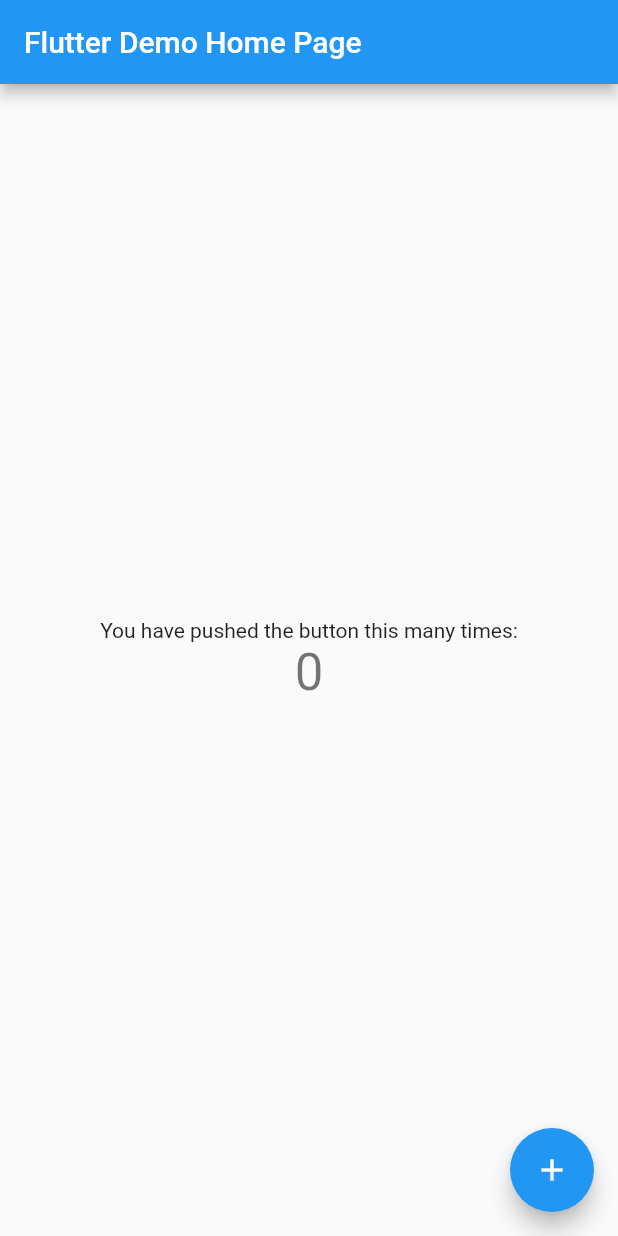
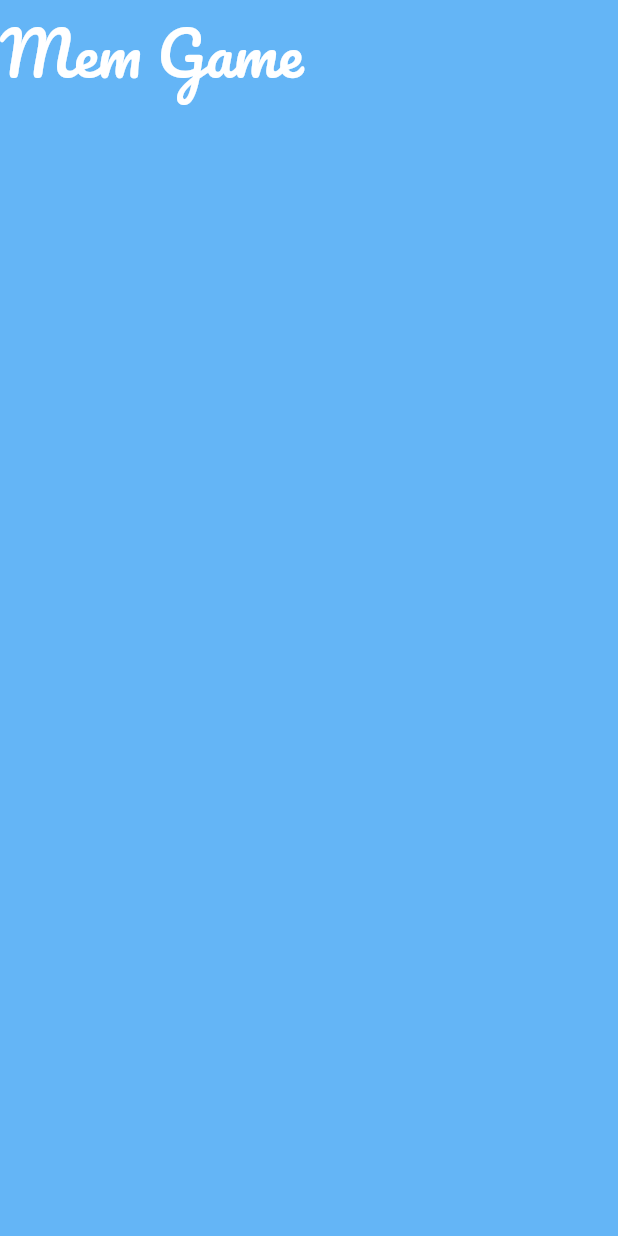
Before and after one commit to atharvaarankalle/memorygame, a Flutter app: the screen it shows after launch, on a phone screen of 412 x 824 dp. Run offline on Flutter 3.47's test engine with Material 2 defaults, Android fonts, the phone set to English and light mode, and no system bars.

Commit message:
Set up initial main page structure

```diff
--- a/lib/header.dart
+++ b/lib/header.dart
@@ -0,0 +1,14 @@
+import 'package:flutter/material.dart';
+import 'package:flutter/src/foundation/key.dart';
+import 'package:flutter/src/widgets/framework.dart';
+import 'package:flutter/widgets.dart';
+
+class Header extends StatelessWidget {
+  final String titleOfGame;
+  const Header(this.titleOfGame, {Key? key}) : super(key: key);
+
+  @override
+  Widget build(BuildContext context) {
+    return Text(titleOfGame, style: TextStyle(color: Colors.white, fontSize: 40, fontFamily: 'Pacifico'));
+  }
+}
--- a/lib/main.dart
+++ b/lib/main.dart
@@ -1,4 +1,6 @@
 import 'package:flutter/material.dart';
+
+import 'header.dart';
 
 void main() {
   runApp(const MyApp());
@@ -24,92 +26,18 @@ class MyApp extends StatelessWidget {
         // is not restarted.
         primarySwatch: Colors.blue,
       ),
-      home: const MyHomePage(title: 'Flutter Demo Home Page'),
+      home: const GameScreen(),
     );
   }
 }
 
-class MyHomePage extends StatefulWidget {
-  const MyHomePage({Key? key, required this.title}) : super(key: key);
-
-  // This widget is the home page of your application. It is stateful, meaning
-  // that it has a State object (defined below) that contains fields that affect
-  // how it looks.
-
-  // This class is the configuration for the state. It holds the values (in this
-  // case the title) provided by the parent (in this case the App widget) and
-  // used by the build method of the State. Fields in a Widget subclass are
-  // always marked "final".
-
-  final String title;
-
-  @override
-  State<MyHomePage> createState() => _MyHomePageState();
-}
-
-class _MyHomePageState extends State<MyHomePage> {
-  int _counter = 0;
-
-  void _incrementCounter() {
-    setState(() {
-      // This call to setState tells the Flutter framework that something has
-      // changed in this State, which causes it to rerun the build method below
-      // so that the display can reflect the updated values. If we changed
-      // _counter without calling setState(), then the build method would not be
-      // called again, and so nothing would appear to happen.
-      _counter++;
-    });
-  }
+class GameScreen extends StatelessWidget {
+  const GameScreen({Key? key}) : super(key: key);
 
   @override
   Widget build(BuildContext context) {
-    // This method is rerun every time setState is called, for instance as done
-    // by the _incrementCounter method above.
-    //
-    // The Flutter framework has been optimized to make rerunning build methods
-    // fast, so that you can just rebuild anything that needs updating rather
-    // than having to individually change instances of widgets.
     return Scaffold(
-      appBar: AppBar(
-        // Here we take the value from the MyHomePage object that was created by
-        // the App.build method, and use it to set our appbar title.
-        title: Text(widget.title),
-      ),
-      body: Center(
-        // Center is a layout widget. It takes a single child and positions it
-        // in the middle of the parent.
-        child: Column(
-          // Column is also a layout widget. It takes a list of children and
-          // arranges them vertically. By default, it sizes itself to fit its
-          // children horizontally, and tries to be as tall as its parent.
-          //
-          // Invoke "debug painting" (press "p" in the console, choose the
-          // "Toggle Debug Paint" action from the Flutter Inspector in Android
-          // Studio, or the "Toggle Debug Paint" command in Visual Studio Code)
-          // to see the wireframe for each widget.
-          //
-          // Column has various properties to control how it sizes itself and
-          // how it positions its children. Here we use mainAxisAlignment to
-          // center the children vertically; the main axis here is the vertical
-          // axis because Columns are vertical (the cross axis would be
-          // horizontal).
-          mainAxisAlignment: MainAxisAlignment.center,
-          children: [
-            const Text(
-              'You have pushed the button this many times:',
-            ),
-            Text(
-              '$_counter',
-              style: Theme.of(context).textTheme.headline4,
-            ),
-          ],
-        ),
-      ),
-      floatingActionButton: FloatingActionButton(
-        onPressed: _incrementCounter,
-        tooltip: 'Increment',
-        child: const Icon(Icons.add),
-      ), // This trailing comma makes auto-formatting nicer for build methods.
-    );
+      body: Header("Mem Game"), backgroundColor: Colors.blue[300],
+      );
   }
 }
--- a/pubspec.yaml
+++ b/pubspec.yaml
@@ -51,7 +51,10 @@ dev_dependencies:
 
 # The following section is specific to Flutter packages.
 flutter:
-
+  fonts:
+    - family: Pacifico
+      fonts:
+        - asset: fonts/Pacifico-Regular.ttf
   # The following line ensures that the Material Icons font is
   # included with your application, so that you can use the icons in
   # the material Icons class.
```
Also changed, not shown: fonts/Pacifico-Regular.ttf (added).
